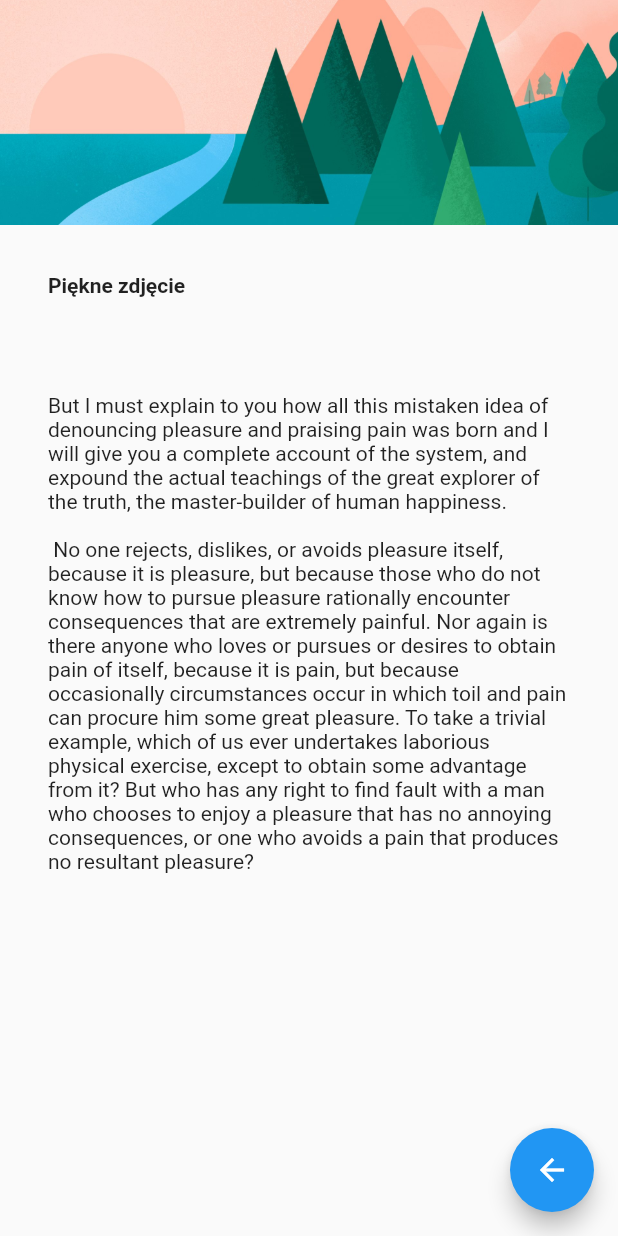
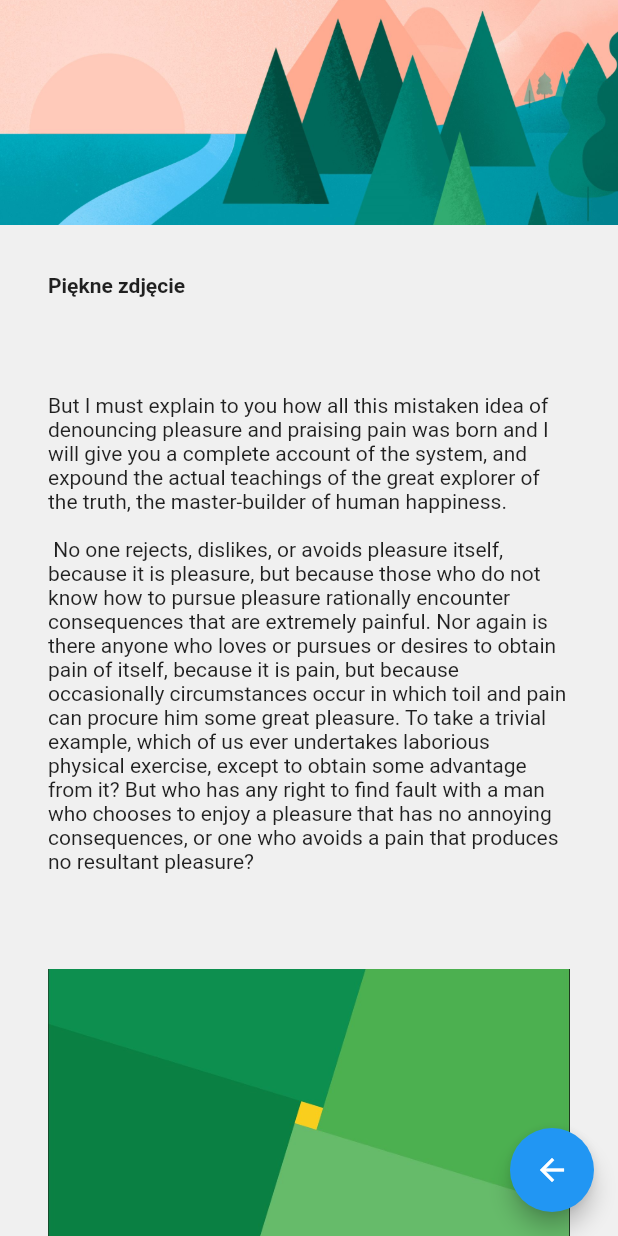
Before and after one commit to KacperSlusarczyk/flutter-app, a Flutter app: the screen it shows after launch, after a tap on the "image" icon, on a phone screen of 412 x 824 dp. Run offline on Flutter 3.47's test engine with Material 2 defaults, Android fonts, the phone set to English and light mode, and no system bars.

Commit message:
Added photo

```diff
--- a/lib/main.dart
+++ b/lib/main.dart
@@ -75,6 +75,10 @@ class MyApp extends StatelessWidget {
           titleSection,
           buttonSection,
           textSection,
+          Container(
+            padding: const EdgeInsets.all(32),
+            child: Image.asset('images/img2.jpg', fit: BoxFit.cover),
+          )
         ],
       ),
       floatingActionButton: FloatingActionButton(
@@ -137,6 +141,7 @@ class Page2 extends StatelessWidget {
     BorderRadiusGeometry _borderRadius = BorderRadius.circular(8);
 
     return Scaffold(
+      backgroundColor: Color.fromRGBO(240, 240, 240, 1),
       body: ListView(children: [
         Hero(
             tag: 'photo',
@@ -153,7 +158,11 @@ class Page2 extends StatelessWidget {
             ),
           ),
         ),
-        textSection
+        textSection,
+        Container(
+          padding: const EdgeInsets.all(32),
+          child: Image.asset('images/img1.jpg', fit: BoxFit.cover),
+        )
       ]),
       floatingActionButton: FloatingActionButton(
         onPressed: () {
--- a/pubspec.yaml
+++ b/pubspec.yaml
@@ -46,6 +46,8 @@ flutter:
   #   - images/a_dot_ham.jpeg
   assets:
       - images/lake.jpg
+      - images/img1.jpg
+      - images/img2.jpg
   # An image asset can refer to one or more resolution-specific "variants", see
   # https://flutter.dev/assets-and-images/#resolution-aware.
 
```
Also changed, not shown: images/img1.jpg (added), images/img2.jpg (added).
